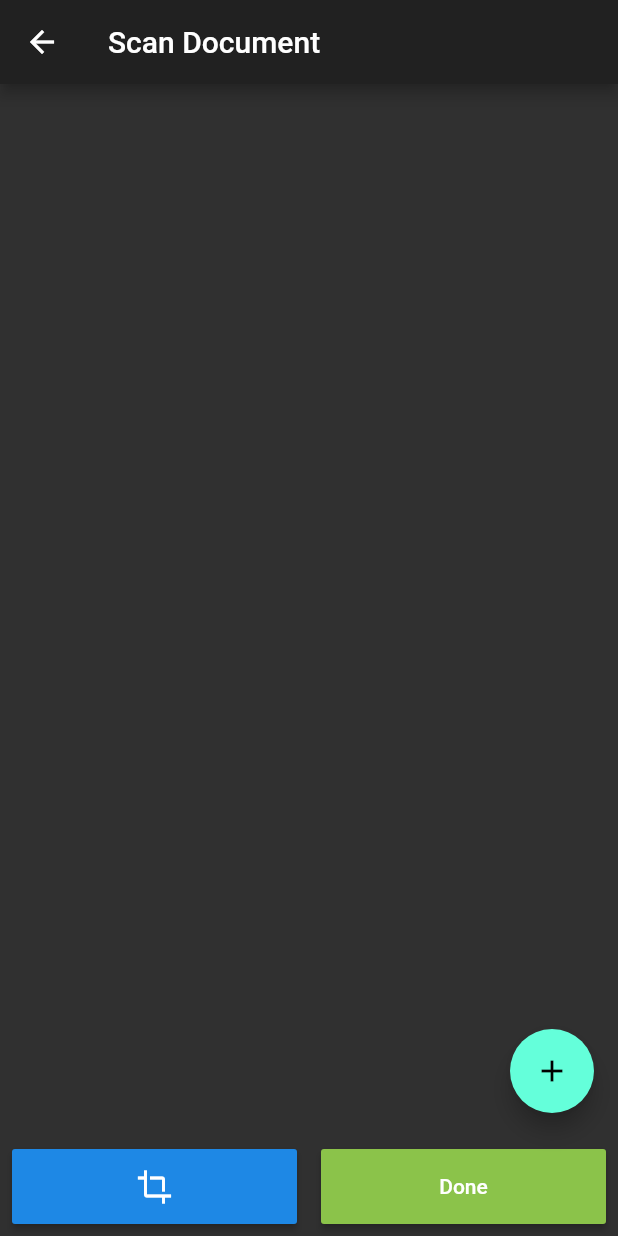
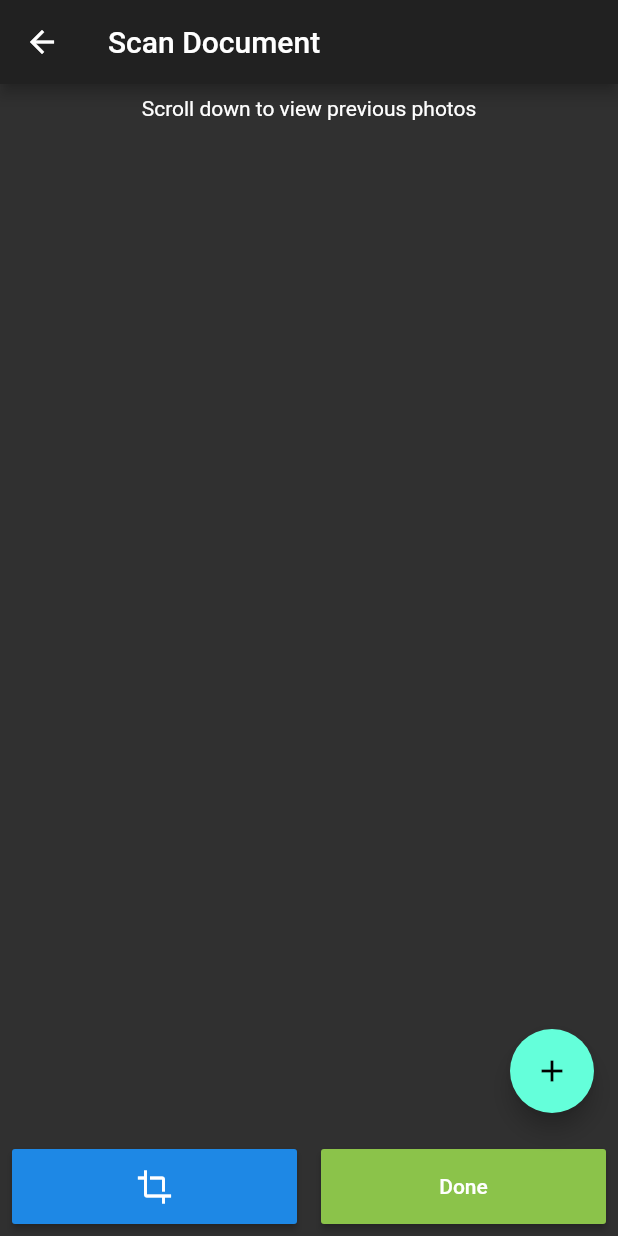
Before and after one commit to ethereal-developers/OpenScan, a Flutter app: the ScanDocument screen opened by its route, on a phone screen of 412 x 824 dp. Run offline on Flutter 3.47's test engine with Material 2 defaults, Android fonts, the phone set to English and light mode, and no system bars; our stand-ins replace image_cropper, image_picker; missing offline and left inert: images_to_pdf.

Commit message:
Added hint at top and reversed the ListView

```diff
--- a/lib/screens/scan_document.dart
+++ b/lib/screens/scan_document.dart
@@ -31,7 +31,18 @@ class _ScanDocumentState extends State<ScanDocument> {
   void initState() {
     super.initState();
 //    imageFile = widget.image;
-    imageFiles = [];
+    imageFiles = <Widget>[
+      Container(
+        padding: EdgeInsets.all(8.0),
+        child: Text(
+          "Scroll down to view previous photos",
+          textAlign: TextAlign.center,
+          style: TextStyle(
+              // TODO: Reduce opacity of text
+              ),
+        ),
+      ),
+    ];
   }
 
   Future<String> getAppPath() async {
@@ -182,6 +193,7 @@ class _ScanDocumentState extends State<ScanDocument> {
           title: Text("Scan Document"),
         ),
         body: ListView.separated(
+          reverse: true,
           shrinkWrap: true,
           scrollDirection: Axis.vertical,
           itemCount: imageFiles.length,
```
